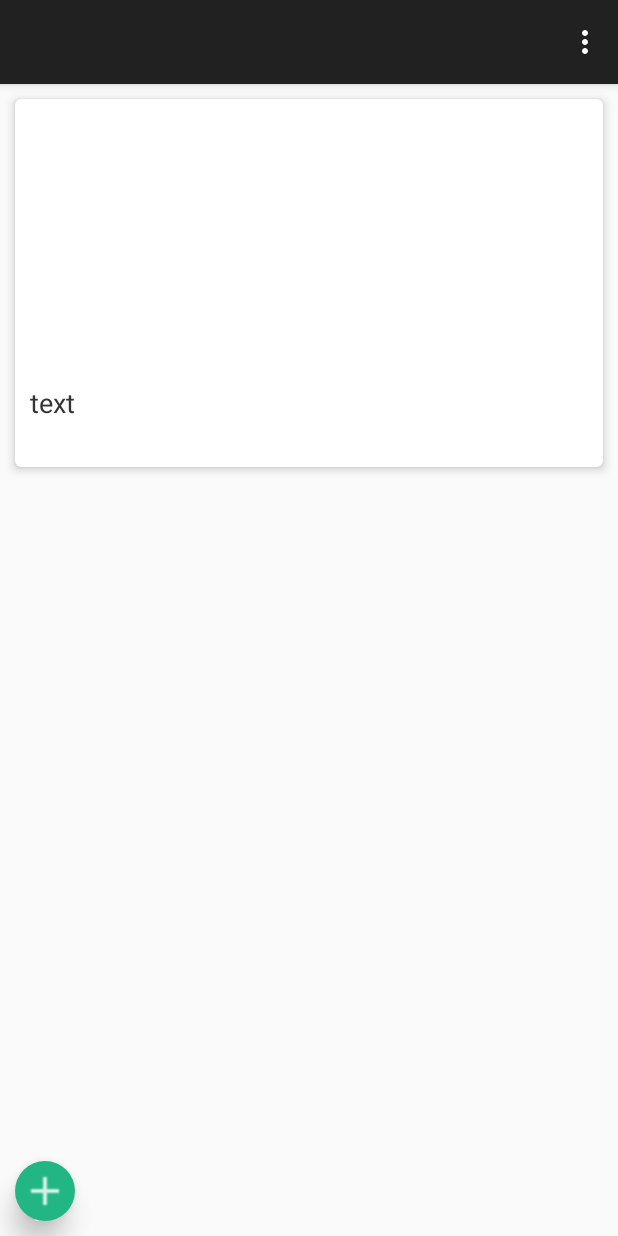
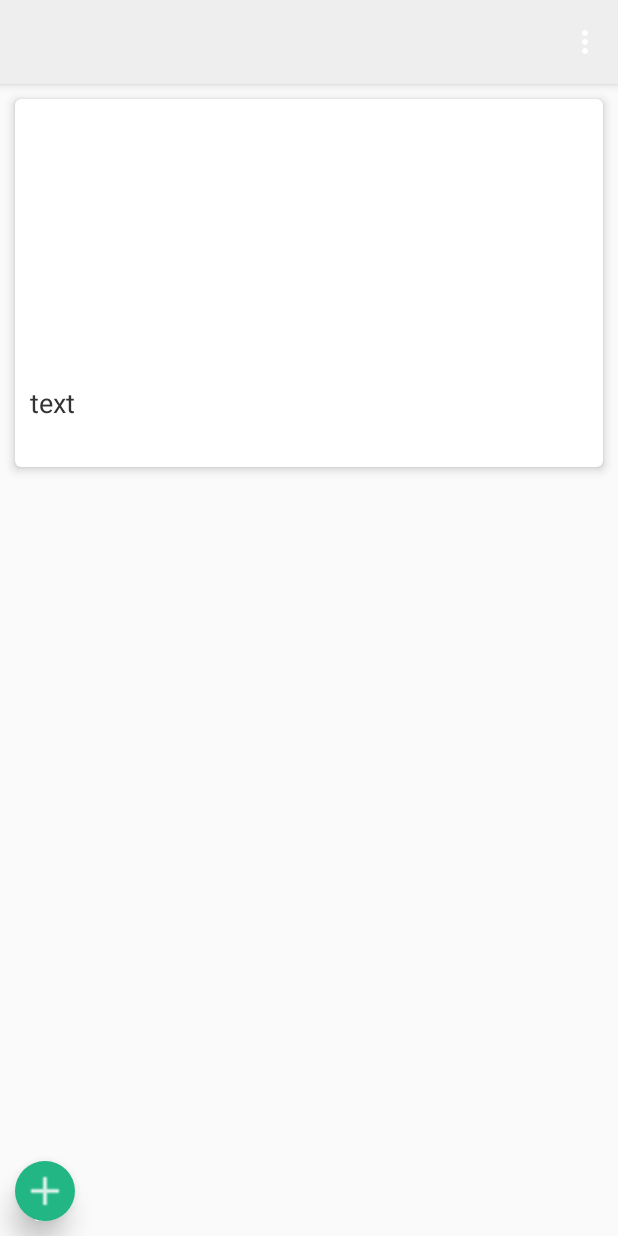
Before and after one commit to JolinZhang/Note, an Android app: the screen it shows after launch (MainActivity), on a phone screen of 412 x 824 dp. Run offline under Robolectric (Android 15) with nearby library versions, the light colour scheme and no system bars.

Commit message:
action bar  Theme

```diff
--- a/app/src/main/res/values/colors.xml
+++ b/app/src/main/res/values/colors.xml
@@ -1,3 +1,4 @@
 <resources>
-    <color name="titlebackgroundcolor">#0000aa</color>
+    <color name="ActionBar_bg">#eeeeee</color>
+    <color name="ActionBar_title">#999999</color>
 </resources>
--- a/app/src/main/res/values/styles.xml
+++ b/app/src/main/res/values/styles.xml
@@ -1,13 +1,24 @@
+<?xml version="1.0" encoding="utf-8"?>
 <resources>
-
     <!-- Base application theme. -->
-    <style name="AppTheme" parent="Theme.AppCompat.Light.DarkActionBar">
+    <style name="AppTheme" parent="@style/Theme.AppCompat.Light.DarkActionBar">
         <!-- Customize your theme here. -->
         <item name="android:actionBarStyle">@style/ActionBar</item>
+        <!-- Support library compatibility -->
+        <item name="actionBarStyle">@style/ActionBar</item>
     </style>
     <!-- Actionbar Theme -->
-    <style name="ActionBar" parent="Widget.AppCompat.Light.ActionBar.Solid.Inverse">
-        <item name="android:background">@color/titlebackgroundcolor</item>
+    <style name="ActionBar" parent="@style/Widget.AppCompat.Light.ActionBar.Solid.Inverse">
+        <item name="android:background">@color/ActionBar_bg</item>
+        <!-- Support library compatibility -->
+        <item name="background">@color/ActionBar_bg</item>
+        <!-- Customize your theme title here. -->
+        <item name="android:titleTextStyle">@style/ActionBarTitle</item>
+        <!-- Support library compatibility -->
+        <item name="titleTextStyle">@style/ActionBarTitle</item>
     </style>
 
+    <style name="ActionBarTitle" parent="@style/TextAppearance.AppCompat.Widget.ActionBar.Title">
+        <item name="android:textColor">@color/ActionBar_title</item>
+    </style>
 </resources>
```
